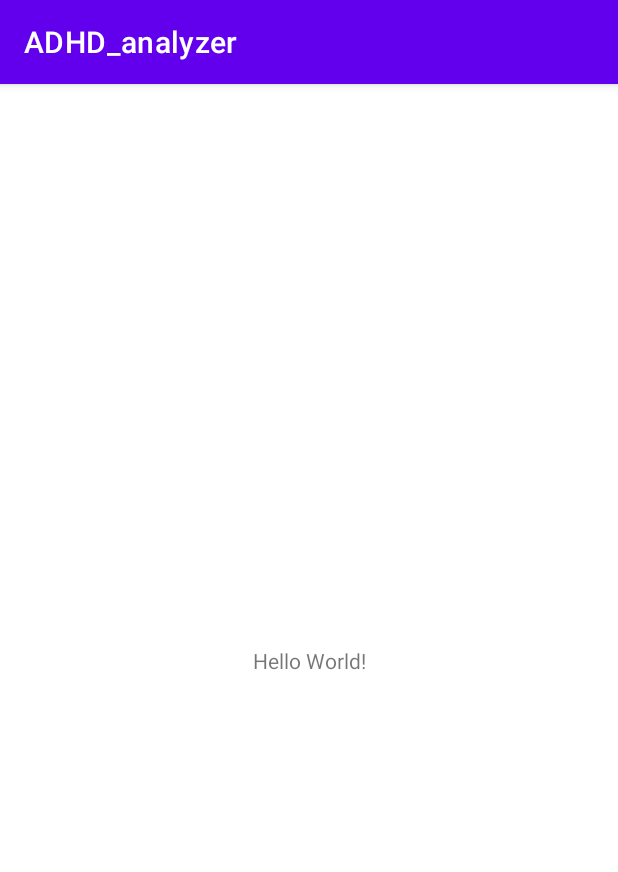
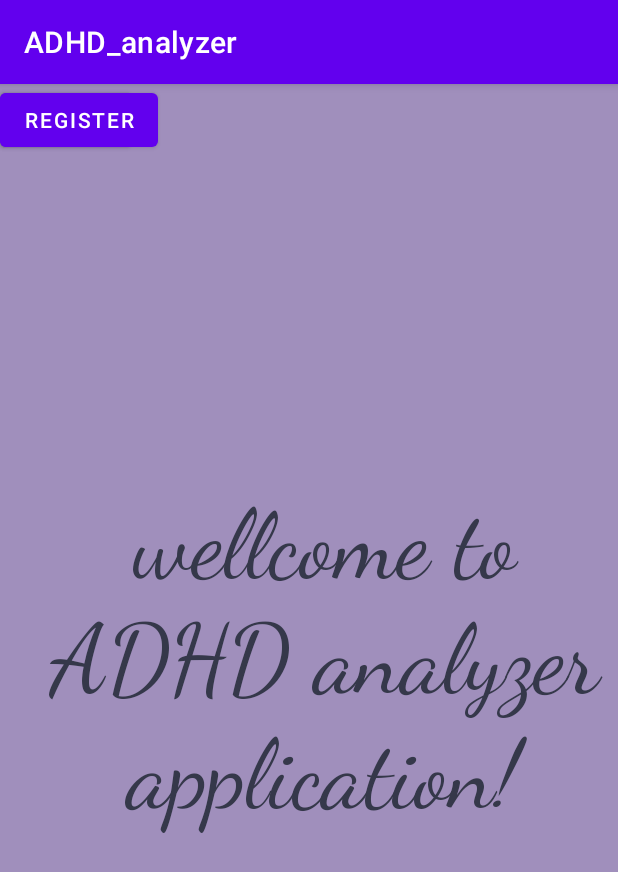
Before and after one commit to giladaharoni/ADHD_analyzer1, an Android app: the screen it shows after launch (MainActivity), on a phone screen of 412 x 824 dp. Shown: the top 872 px of the screen. Run offline under Robolectric (Android 15) with nearby library versions, the phone set to English and light mode, and no system bars.

Commit message:
login & register button don't in the good place

```diff
--- a/app/src/main/res/layout/activity_main.xml
+++ b/app/src/main/res/layout/activity_main.xml
@@ -4,15 +4,42 @@
     xmlns:tools="http://schemas.android.com/tools"
     android:layout_width="match_parent"
     android:layout_height="match_parent"
+    android:background="#A08FBC"
     tools:context=".MainActivity">
+
 
     <TextView
         android:layout_width="wrap_content"
         android:layout_height="wrap_content"
-        android:text="Hello World!"
+        android:fontFamily="cursive"
+        android:gravity="center"
+        android:paddingLeft="20dp"
+        android:shadowColor="#F8F6FA"
+        android:text="wellcome to ADHD analyzer application!"
+        android:textColor="#35384A"
+        android:textSize="64dp"
         app:layout_constraintBottom_toBottomOf="parent"
         app:layout_constraintEnd_toEndOf="parent"
         app:layout_constraintStart_toStartOf="parent"
         app:layout_constraintTop_toTopOf="parent" />
 
+    <Button
+        android:id="@+id/button_login"
+        android:layout_width="wrap_content"
+        android:layout_height="wrap_content"
+        android:text="LOGIN"
+        tools:layout_editor_absoluteX="161dp"
+        tools:layout_editor_absoluteY="526dp"
+        tools:ignore="MissingConstraints" />
+
+    <Button
+        android:id="@+id/button_register"
+        android:layout_width="wrap_content"
+        android:layout_height="wrap_content"
+        android:text="REGISTER"
+        tools:layout_editor_absoluteX="161dp"
+        tools:layout_editor_absoluteY="594dp"
+        tools:ignore="MissingConstraints" />
+
+
 </androidx.constraintlayout.widget.ConstraintLayout>
```
Also changed, not shown: app/src/main/java/com/example/adhd_analyzer/login.java (added, +44 -0 lines), app/src/main/res/layout/activity_login.xml (added, +37 -0 lines).
